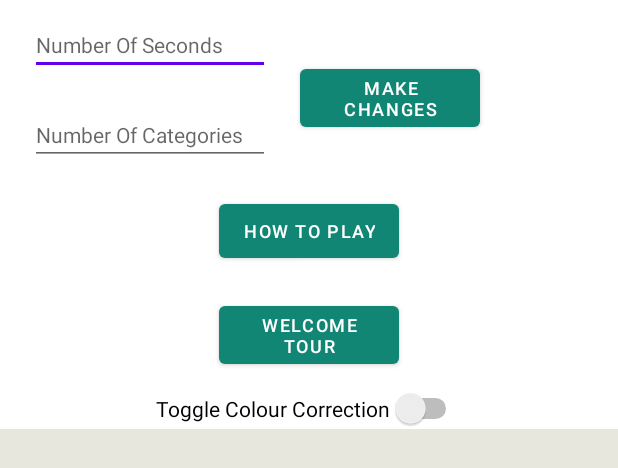
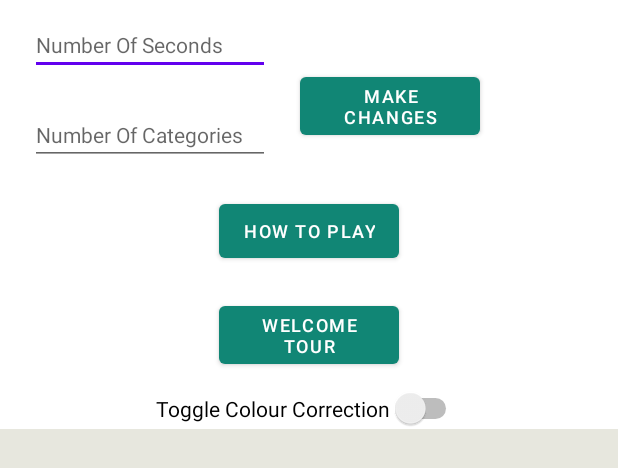
Before and after one commit to alexsidell/NotScattegoriesTM, an Android app: the layout activity_settings.xml on its own in the app's theme, with its tools: preview values and no code run, on a phone screen of 412 x 824 dp. Shown: the top 468 px of the screen. Run offline under Robolectric (Android 15) with nearby library versions, the phone set to English and light mode, and no system bars.

Commit message:
"Settings page size updated further"

```diff
--- a/app/src/main/res/layout/activity_settings.xml
+++ b/app/src/main/res/layout/activity_settings.xml
@@ -54,7 +54,7 @@
         android:layout_alignParentTop="true"
         android:layout_marginStart="200dp"
         android:layout_marginLeft="200dp"
-        android:layout_marginTop="40dp"
+        android:layout_marginTop="45dp"
         android:layout_marginBottom="10dp"
         android:text="@string/SettingsConfirmStr"
         android:textSize="12sp" />
```
